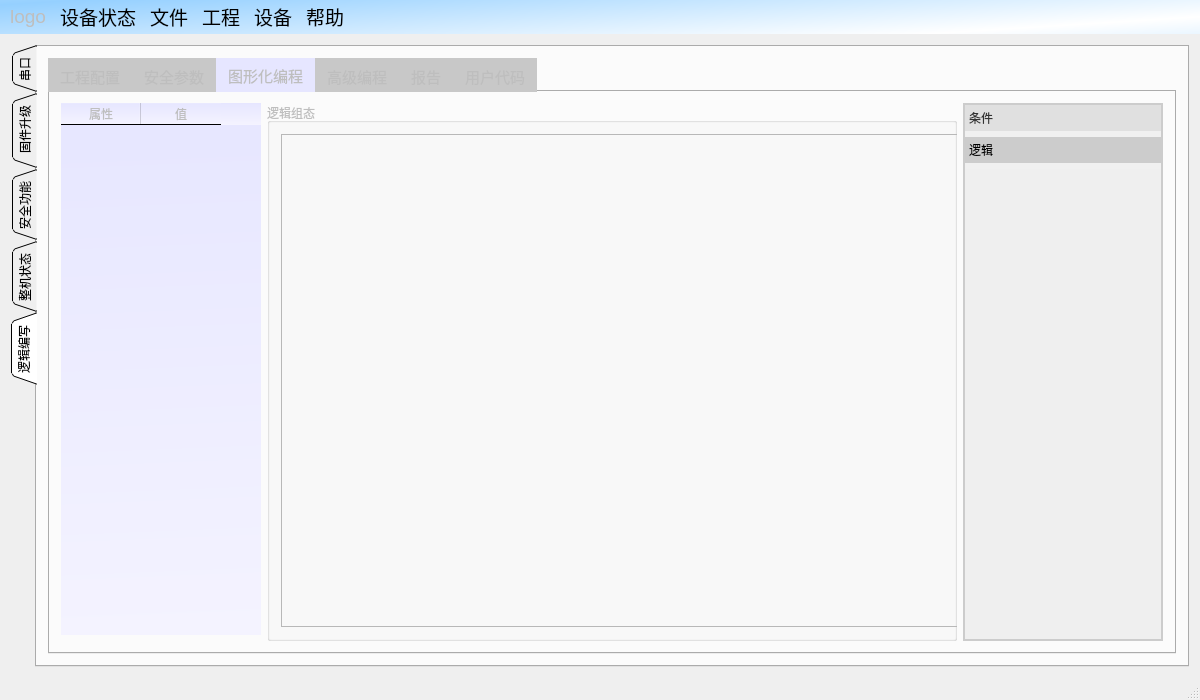
This is mainwindow.ui in su0814/qt_spc100 as Qt 5 draws it before an edit. The edited form follows.
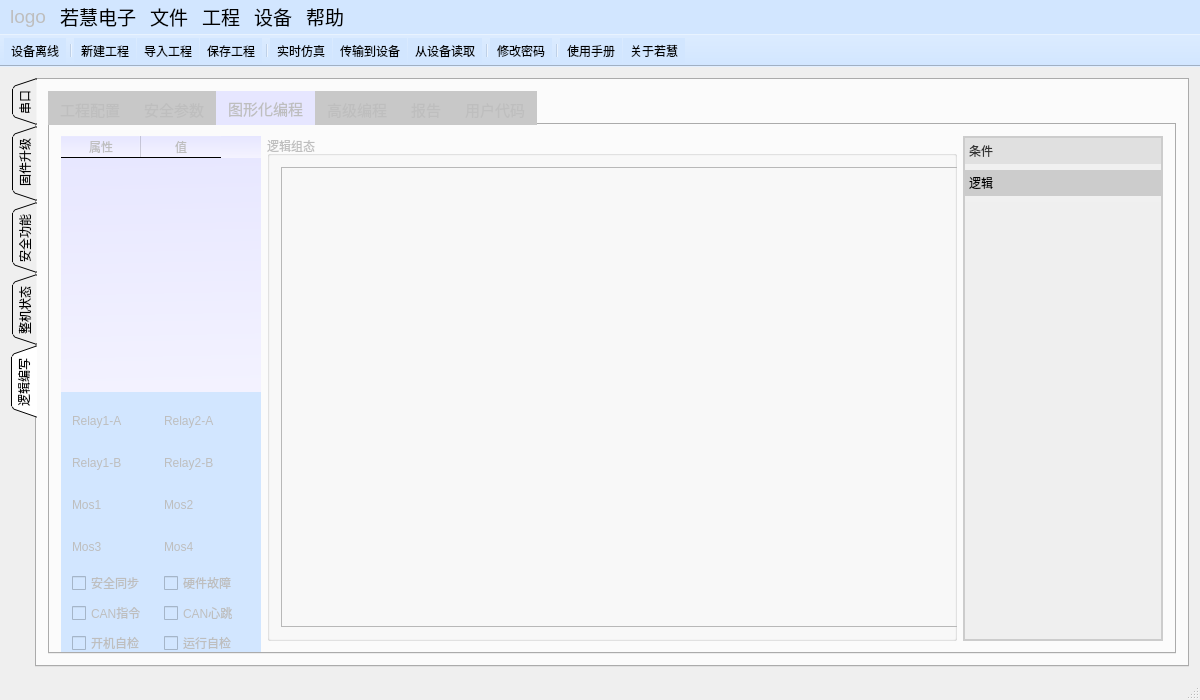
This is the edited form. The open tabs and pages were chosen to show the change. Icons and pictures are not drawn.

Commit message: 优化在线仿真、增加工具菜单、工程配置ss与安全参数的ss双向关联

```diff
--- a/mainwindow.ui
+++ b/mainwindow.ui
@@ -22,6 +22,9 @@
     <height>600</height>
    </size>
   </property>
+  <property name="contextMenuPolicy">
+   <enum>Qt::NoContextMenu</enum>
+  </property>
   <property name="windowTitle">
    <string>MainWindow</string>
   </property>
@@ -67,7 +70,7 @@
        <enum>QTabWidget::Triangular</enum>
       </property>
       <property name="currentIndex">
-       <number>0</number>
+       <number>4</number>
       </property>
       <property name="elideMode">
        <enum>Qt::ElideNone</enum>
@@ -5808,7 +5811,7 @@
            <enum>QTabWidget::Rounded</enum>
           </property>
           <property name="currentIndex">
-           <number>3</number>
+           <number>0</number>
           </property>
           <widget class="QWidget" name="tab_condi_select">
            <attribute name="title">
@@ -6010,7 +6013,7 @@
                 <widget class="QTableWidget" name="tableWidget_ss">
                  <property name="minimumSize">
                   <size>
-                   <width>700</width>
+                   <width>600</width>
                    <height>0</height>
                   </size>
                  </property>
@@ -7822,12 +7825,37 @@
             <string>图形化编程</string>
            </attribute>
            <layout class="QGridLayout" name="gridLayout_12">
+            <item row="0" column="1" rowspan="2">
+             <widget class="QGroupBox" name="groupBox_3">
+              <property name="title">
+               <string>逻辑组态</string>
+              </property>
+              <layout class="QGridLayout" name="gridLayout_31">
+               <item row="0" column="0">
+                <widget class="QFrame" name="frame_widget_logic">
+                 <property name="minimumSize">
+                  <size>
+                   <width>700</width>
+                   <height>0</height>
+                  </size>
+                 </property>
+                 <property name="frameShape">
+                  <enum>QFrame::StyledPanel</enum>
+                 </property>
+                 <property name="frameShadow">
+                  <enum>QFrame::Raised</enum>
+                 </property>
+                </widget>
+               </item>
+              </layout>
+             </widget>
+            </item>
             <item row="0" column="0">
              <widget class="QTableWidget" name="tableWidget_attribute">
               <property name="minimumSize">
                <size>
                 <width>200</width>
-                <height>0</height>
+                <height>274</height>
                </size>
               </property>
               <property name="maximumSize">
@@ -8035,8 +8063,8 @@
                 <rect>
                  <x>0</x>
                  <y>0</y>
-                 <width>186</width>
-                 <height>16</height>
+                 <width>196</width>
+                 <height>500</height>
                 </rect>
                </property>
                <attribute name="label">
@@ -8045,25 +8073,235 @@
               </widget>
              </widget>
             </item>
-            <item row="0" column="1" rowspan="2">
-             <widget class="QGroupBox" name="groupBox_3">
-              <property name="title">
-               <string>逻辑组态</string>
+            <item row="1" column="0">
+             <widget class="QWidget" name="emu_widget" native="true">
+              <property name="minimumSize">
+               <size>
+                <width>0</width>
+                <height>274</height>
+               </size>
               </property>
-              <layout class="QGridLayout" name="gridLayout_31">
+              <property name="toolTip">
+               <string/>
+              </property>
+              <property name="styleSheet">
+               <string notr="true">background-color: rgb(210, 230, 255);</string>
+              </property>
+              <layout class="QGridLayout" name="gridLayout_28">
                <item row="0" column="0">
-                <widget class="QFrame" name="frame_widget_logic">
-                 <property name="minimumSize">
-                  <size>
-                   <width>700</width>
-                   <height>0</height>
-                  </size>
+                <widget class="QLabel" name="label_118">
+                 <property name="toolTip">
+                  <string>&lt;html&gt;&lt;head/&gt;&lt;body&gt;&lt;p&gt;MCUA-Relay1&lt;/p&gt;&lt;/body&gt;&lt;/html&gt;</string>
                  </property>
-                 <property name="frameShape">
-                  <enum>QFrame::StyledPanel</enum>
+                 <property name="text">
+                  <string>Relay1-A</string>
                  </property>
-                 <property name="frameShadow">
-                  <enum>QFrame::Raised</enum>
+                 <property name="alignment">
+                  <set>Qt::AlignLeading|Qt::AlignLeft|Qt::AlignVCenter</set>
+                 </property>
+                </widget>
+               </item>
+               <item row="0" column="3">
+                <widget class="QLabel" name="relaya2_led_label">
+                 <property name="toolTip">
+                  <string>&lt;html&gt;&lt;head/&gt;&lt;body&gt;&lt;p&gt;MCUB-Relay2&lt;/p&gt;&lt;/body&gt;&lt;/html&gt;</string>
+                 </property>
+                 <property name="text">
+                  <string/>
+                 </property>
+                </widget>
+               </item>
+               <item row="1" column="0">
+                <widget class="QLabel" name="label_129">
+                 <property name="toolTip">
+                  <string>&lt;html&gt;&lt;head/&gt;&lt;body&gt;&lt;p&gt;MOS1&lt;/p&gt;&lt;/body&gt;&lt;/html&gt;</string>
+                 </property>
+                 <property name="text">
+                  <string>Relay1-B</string>
+                 </property>
+                 <property name="alignment">
+                  <set>Qt::AlignLeading|Qt::AlignLeft|Qt::AlignVCenter</set>
+                 </property>
+                </widget>
+               </item>
+               <item row="0" column="1">
+                <widget class="QLabel" name="relaya1_led_label">
+                 <property name="toolTip">
+                  <string>&lt;html&gt;&lt;head/&gt;&lt;body&gt;&lt;p&gt;MCUA-Relay2&lt;/p&gt;&lt;/body&gt;&lt;/html&gt;</string>
+                 </property>
+                 <property name="text">
+                  <string/>
+                 </property>
+                </widget>
+               </item>
+               <item row="1" column="1">
+                <widget class="QLabel" name="relayb1_led_label">
+                 <property name="text">
+                  <string/>
+                 </property>
+                </widget>
+               </item>
+               <item row="0" column="2">
+                <widget class="QLabel" name="label_131">
+                 <property name="toolTip">
+                  <string>&lt;html&gt;&lt;head/&gt;&lt;body&gt;&lt;p&gt;MCUB-Relay1&lt;/p&gt;&lt;/body&gt;&lt;/html&gt;</string>
+                 </property>
+                 <property name="text">
+                  <string>Relay2-A</string>
+                 </property>
+                 <property name="alignment">
+                  <set>Qt::AlignLeading|Qt::AlignLeft|Qt::AlignVCenter</set>
+                 </property>
+                </widget>
+               </item>
+               <item row="4" column="0" colspan="2">
+                <widget class="QCheckBox" name="checkBox_sf_sync">
+                 <property name="focusPolicy">
+                  <enum>Qt::NoFocus</enum>
+                 </property>
+                 <property name="text">
+                  <string>安全同步</string>
+                 </property>
+                 <property name="checkable">
+                  <bool>false</bool>
+                 </property>
+                </widget>
+               </item>
+               <item row="1" column="2">
+                <widget class="QLabel" name="label_134">
+                 <property name="text">
+                  <string>Relay2-B</string>
+                 </property>
+                 <property name="alignment">
+                  <set>Qt::AlignLeading|Qt::AlignLeft|Qt::AlignVCenter</set>
+                 </property>
+                </widget>
+               </item>
+               <item row="1" column="3">
+                <widget class="QLabel" name="relayb2_led_label">
+                 <property name="text">
+                  <string/>
+                 </property>
+                </widget>
+               </item>
+               <item row="5" column="0" colspan="2">
+                <widget class="QCheckBox" name="checkBox_can_cmd">
+                 <property name="text">
+                  <string>CAN指令</string>
+                 </property>
+                 <property name="checkable">
+                  <bool>false</bool>
+                 </property>
+                </widget>
+               </item>
+               <item row="5" column="2" colspan="2">
+                <widget class="QCheckBox" name="checkBox_can_heartbeat">
+                 <property name="text">
+                  <string>CAN心跳</string>
+                 </property>
+                 <property name="checkable">
+                  <bool>false</bool>
+                 </property>
+                </widget>
+               </item>
+               <item row="4" column="2" colspan="2">
+                <widget class="QCheckBox" name="checkBox_hardfault">
+                 <property name="focusPolicy">
+                  <enum>Qt::NoFocus</enum>
+                 </property>
+                 <property name="text">
+                  <string>硬件故障</string>
+                 </property>
+                 <property name="checkable">
+                  <bool>false</bool>
+                 </property>
+                </widget>
+               </item>
+               <item row="6" column="0" colspan="2">
+                <widget class="QCheckBox" name="checkBox_init_selfcheck">
+                 <property name="text">
+                  <string>开机自检</string>
+                 </property>
+                 <property name="checkable">
+                  <bool>false</bool>
+                 </property>
+                </widget>
+               </item>
+               <item row="6" column="2" colspan="2">
+                <widget class="QCheckBox" name="checkBox_run_selfcheck">
+                 <property name="text">
+                  <string>运行自检</string>
+                 </property>
+                 <property name="checkable">
+                  <bool>false</bool>
+                 </property>
+                </widget>
+               </item>
+               <item row="2" column="0">
+                <widget class="QLabel" name="label_130">
+                 <property name="text">
+                  <string>Mos1</string>
+                 </property>
+                 <property name="alignment">
+                  <set>Qt::AlignLeading|Qt::AlignLeft|Qt::AlignVCenter</set>
+                 </property>
+                </widget>
+               </item>
+               <item row="2" column="2">
+                <widget class="QLabel" name="label_133">
+                 <property name="text">
+                  <string>Mos2</string>
+                 </property>
+                 <property name="alignment">
+                  <set>Qt::AlignLeading|Qt::AlignLeft|Qt::AlignVCenter</set>
+                 </property>
+                </widget>
+               </item>
+               <item row="2" column="3">
+                <widget class="QLabel" name="mos2_led_label">
+                 <property name="text">
+                  <string/>
+                 </property>
+                </widget>
+               </item>
+               <item row="2" column="1">
+                <widget class="QLabel" name="mos1_led_label">
+                 <property name="text">
+                  <string/>
+                 </property>
+                </widget>
+               </item>
+               <item row="3" column="0">
+                <widget class="QLabel" name="label_136">
+                 <property name="text">
+                  <string>Mos3</string>
+                 </property>
+                 <property name="alignment">
+                  <set>Qt::AlignLeading|Qt::AlignLeft|Qt::AlignVCenter</set>
+                 </property>
+                </widget>
+               </item>
+               <item row="3" column="1">
+                <widget class="QLabel" name="mos3_led_label">
+                 <property name="text">
+                  <string/>
+                 </property>
+                </widget>
+               </item>
+               <item row="3" column="2">
+                <widget class="QLabel" name="label_138">
+                 <property name="text">
+                  <string>Mos4</string>
+                 </property>
+                 <property name="alignment">
+                  <set>Qt::AlignLeading|Qt::AlignLeft|Qt::AlignVCenter</set>
+                 </property>
+                </widget>
+               </item>
+               <item row="3" column="3">
+                <widget class="QLabel" name="mos4_led_label">
+                 <property name="text">
+                  <string/>
                  </property>
                 </widget>
                </item>
@@ -8183,8 +8421,7 @@
     </font>
    </property>
    <property name="styleSheet">
-    <string notr="true">QMenuBar {background-color: qlineargradient(spread:reflect, x1:0.042125, y1:0.054, x2:1, y2:0.484, stop:0 rgba(149, 208, 255, 255), stop:1 rgba(255, 255, 255, 255));}
-</string>
+    <string notr="true">background-color: rgb(210, 230, 255);</string>
    </property>
    <property name="defaultUp">
     <bool>false</bool>
@@ -8217,7 +8454,7 @@
      <bool>true</bool>
     </property>
    </widget>
-   <widget class="QMenu" name="menu">
+   <widget class="QMenu" name="menu_file">
     <property name="font">
      <font>
       <pointsize>12</pointsize>
@@ -8236,7 +8473,7 @@
     <addaction name="action_import_project"/>
     <addaction name="action_save_project"/>
    </widget>
-   <widget class="QMenu" name="menu_2">
+   <widget class="QMenu" name="menu_project">
     <property name="font">
      <font>
       <pointsize>12</pointsize>
@@ -8245,6 +8482,7 @@
     <property name="title">
      <string>工程</string>
     </property>
+    <addaction name="action_project_debug"/>
     <addaction name="actiona_transmit_todevice"/>
     <addaction name="action_read_from_device"/>
    </widget>
@@ -8265,7 +8503,7 @@
      <enum>Qt::NoFocus</enum>
     </property>
     <property name="title">
-     <string>设备状态</string>
+     <string>若慧电子</string>
     </property>
     <property name="separatorsCollapsible">
      <bool>true</bool>
@@ -8274,7 +8512,7 @@
      <bool>true</bool>
     </property>
    </widget>
-   <widget class="QMenu" name="menu_3">
+   <widget class="QMenu" name="menu_help">
     <property name="title">
      <string>帮助</string>
     </property>
@@ -8284,7 +8522,7 @@
     <addaction name="action_user_manual"/>
     <addaction name="action_about_prajna"/>
    </widget>
-   <widget class="QMenu" name="menu_4">
+   <widget class="QMenu" name="menu_device">
     <property name="title">
      <string>设备</string>
     </property>
@@ -8292,12 +8530,52 @@
    </widget>
    <addaction name="menulogo"/>
    <addaction name="menu_name"/>
-   <addaction name="menu"/>
-   <addaction name="menu_2"/>
-   <addaction name="menu_4"/>
-   <addaction name="menu_3"/>
+   <addaction name="menu_file"/>
+   <addaction name="menu_project"/>
+   <addaction name="menu_device"/>
+   <addaction name="menu_help"/>
   </widget>
   <widget class="QStatusBar" name="statusBar"/>
+  <widget class="QToolBar" name="toolBar">
+   <property name="windowTitle">
+    <string>toolBar</string>
+   </property>
+   <property name="styleSheet">
+    <string notr="true">background-color: rgb(210, 230, 255);</string>
+   </property>
+   <property name="movable">
+    <bool>false</bool>
+   </property>
+   <property name="allowedAreas">
+    <set>Qt::NoToolBarArea</set>
+   </property>
+   <property name="toolButtonStyle">
+    <enum>Qt::ToolButtonIconOnly</enum>
+   </property>
+   <property name="floatable">
+    <bool>false</bool>
+   </property>
+   <attribute name="toolBarArea">
+    <enum>TopToolBarArea</enum>
+   </attribute>
+   <attribute name="toolBarBreak">
+    <bool>false</bool>
+   </attribute>
+   <addaction name="tool_device_line_state"/>
+   <addaction name="separator"/>
+   <addaction name="action_new_project"/>
+   <addaction name="action_import_project"/>
+   <addaction name="action_save_project"/>
+   <addaction name="separator"/>
+   <addaction name="action_project_debug"/>
+   <addaction name="actiona_transmit_todevice"/>
+   <addaction name="action_read_from_device"/>
+   <addaction name="separator"/>
+   <addaction name="action_change_device_passwd"/>
+   <addaction name="separator"/>
+   <addaction name="action_user_manual"/>
+   <addaction name="action_about_prajna"/>
+  </widget>
   <action name="action_new_project">
    <property name="icon">
     <iconset resource="photo.qrc">
@@ -8386,6 +8664,32 @@
     <string>使用手册</string>
    </property>
   </action>
+  <action name="action_project_debug">
+   <property name="icon">
+    <iconset resource="photo.qrc">
+     <normaloff>:/new/photo/photo/emu.png</normaloff>:/new/photo/photo/emu.png</iconset>
+   </property>
+   <property name="text">
+    <string>实时仿真</string>
+   </property>
+  </action>
+  <action name="tool_device_line_state">
+   <property name="checkable">
+    <bool>false</bool>
+   </property>
+   <property name="enabled">
+    <bool>true</bool>
+   </property>
+   <property name="text">
+    <string>设备离线</string>
+   </property>
+   <property name="toolTip">
+    <string>设备离线</string>
+   </property>
+   <property name="menuRole">
+    <enum>QAction::NoRole</enum>
+   </property>
+  </action>
  </widget>
  <layoutdefault spacing="6" margin="11"/>
  <resources>
```
The commit also changes 31 other files.
